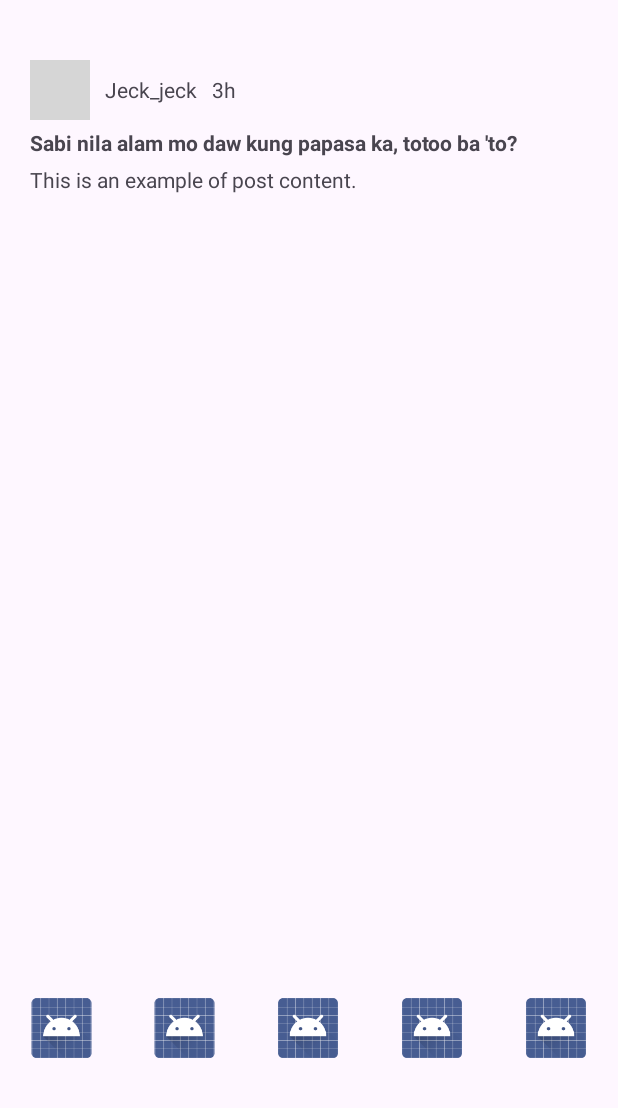
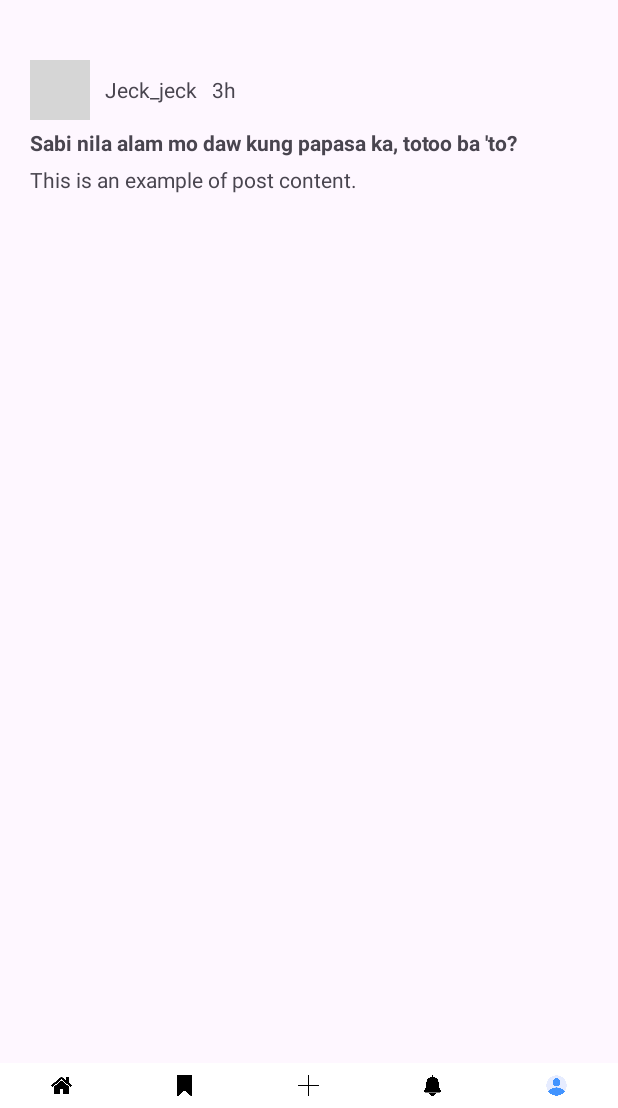
Before and after one commit to el0411/MADFinalProject, an Android app: the layout activity_feed.xml on its own in the app's theme, with its tools: preview values and no code run, on a phone screen of 412 x 824 dp, the part 128-1236 px from its top. Run offline under Robolectric (Android 15) with nearby library versions, the phone set to English and light mode, and no system bars; grey boxes are pictures that could not be loaded.

Commit message:
create post
feed crashes the app for some reason

```diff
--- a/app/src/main/AndroidManifest.xml
+++ b/app/src/main/AndroidManifest.xml
@@ -40,6 +40,7 @@
                 <category android:name="android.intent.category.LAUNCHER" />
             </intent-filter>
         </activity>
+        <activity android:name=".FeedActivity" android:exported="true" />
         <activity android:name=".WelcomeActivity" />
         <activity android:name=".Welcome2Activity" />
         <activity android:name=".WordOfTheDayActivity" />
--- a/app/src/main/java/com/example/brainhub/WordOfTheDayActivity.java
+++ b/app/src/main/java/com/example/brainhub/WordOfTheDayActivity.java
@@ -60,7 +60,7 @@ public class WordOfTheDayActivity extends AppCompatActivity {
         });
 
         btnHomePage.setOnClickListener(v->{
-            Intent intent = new Intent(WordOfTheDayActivity.this, HomeActivity.class);
+            Intent intent = new Intent(WordOfTheDayActivity.this, FeedActivity.class);
             startActivity(intent);
         });
     }
--- a/app/src/main/res/layout/activity_feed.xml
+++ b/app/src/main/res/layout/activity_feed.xml
@@ -29,6 +29,7 @@
             android:textStyle="bold" />
 
         <!-- Scrollable Content Section -->
+
         <ScrollView
             android:layout_width="match_parent"
             android:layout_height="0dp"
@@ -96,49 +97,87 @@
                             android:text="This is an example of post content." />
                     </LinearLayout>
                 </LinearLayout>
+
             </LinearLayout>
         </ScrollView>
 
-        <!-- Footer Navigation -->
         <LinearLayout
+            android:id="@+id/bottom_nav"
             android:layout_width="match_parent"
-            android:layout_height="73dp"
-            android:orientation="horizontal">
+            android:layout_height="wrap_content"
+            android:layout_alignParentBottom="true"
+            android:background="#FFFFFF"
+            android:gravity="center"
+            android:orientation="horizontal"
+            android:weightSum="5">
 
             <ImageView
-                android:id="@+id/ivHomeBtn"
-                android:layout_width="40dp"
-                android:layout_height="40dp"
+                android:id="@+id/navHome"
+                android:layout_width="0dp"
+                android:layout_height="wrap_content"
                 android:layout_weight="1"
-                app:srcCompat="@android:drawable/sym_def_app_icon" />
+                android:adjustViewBounds="true"
+                android:contentDescription="Home"
+                android:maxWidth="30dp"
+                android:maxHeight="30dp"
+                android:padding="8dp"
+                android:scaleType="centerInside"
+                android:src="@drawable/icon_home" />
 
             <ImageView
-                android:id="@+id/ivSavedBtn"
-                android:layout_width="40dp"
-                android:layout_height="40dp"
+                android:id="@+id/navSave"
+                android:layout_width="0dp"
+                android:layout_height="wrap_content"
                 android:layout_weight="1"
-                app:srcCompat="@android:drawable/sym_def_app_icon" />
+                android:adjustViewBounds="true"
+                android:contentDescription="Saved"
+                android:maxWidth="30dp"
+                android:maxHeight="30dp"
+                android:padding="8dp"
+                android:scaleType="centerInside"
+                android:src="@drawable/icon_saved" />
 
             <ImageView
-                android:id="@+id/ivCreateBtn"
-                android:layout_width="40dp"
-                android:layout_height="40dp"
+                android:id="@+id/navPost"
+                android:layout_width="0dp"
+                android:layout_height="wrap_content"
                 android:layout_weight="1"
-                app:srcCompat="@android:drawable/sym_def_app_icon" />
+                android:adjustViewBounds="true"
+                android:contentDescription="Create"
+                android:maxWidth="30dp"
+                android:maxHeight="30dp"
+                android:padding="8dp"
+                android:scaleType="centerInside"
+                android:src="@drawable/icon_create" />
 
             <ImageView
-                android:id="@+id/ivNotifications"
-                android:layout_width="40dp"
-                android:layout_height="40dp"
+                android:id="@+id/navNotif"
+                android:layout_width="0dp"
+                android:layout_height="wrap_content"
                 android:layout_weight="1"
-                app:srcCompat="@android:drawable/sym_def_app_icon" />
+                android:adjustViewBounds="true"
+                android:contentDescription="Notifications"
+                android:maxWidth="30dp"
+                android:maxHeight="30dp"
+                android:padding="8dp"
+                android:scaleType="centerInside"
+                android:src="@drawable/icon_notifications" />
 
             <ImageView
-                android:id="@+id/ivProfileBtn"
-                android:layout_width="40dp"
-                android:layout_height="40dp"
+                android:id="@+id/navProf"
+                android:layout_width="0dp"
+                android:layout_height="wrap_content"
                 android:layout_weight="1"
-                app:srcCompat="@android:drawable/sym_def_app_icon" />
+                android:adjustViewBounds="true"
+                android:contentDescription="Profile"
+                android:maxWidth="30dp"
+                android:maxHeight="30dp"
+                android:padding="8dp"
+                android:scaleType="centerInside"
+                android:src="@drawable/icon_profile" />
         </LinearLayout>
+
+        <!-- Footer Navigation -->
     </LinearLayout>
+
 </androidx.constraintlayout.widget.ConstraintLayout>
--- a/app/src/main/res/layout/activity_profile.xml
+++ b/app/src/main/res/layout/activity_profile.xml
@@ -170,6 +170,7 @@
         android:weightSum="5">
 
         <ImageView
+            android:id="@+id/navHome"
             android:layout_width="0dp"
             android:layout_height="wrap_content"
             android:layout_weight="1"
@@ -182,6 +183,7 @@
             android:src="@drawable/icon_home" />
 
         <ImageView
+            android:id="@+id/navSave"
             android:layout_width="0dp"
             android:layout_height="wrap_content"
             android:layout_weight="1"
@@ -194,6 +196,7 @@
             android:src="@drawable/icon_saved" />
 
         <ImageView
+            android:id="@+id/navPost"
             android:layout_width="0dp"
             android:layout_height="wrap_content"
             android:layout_weight="1"
@@ -206,6 +209,7 @@
             android:src="@drawable/icon_create" />
 
         <ImageView
+            android:id="@+id/navNotif"
             android:layout_width="0dp"
             android:layout_height="wrap_content"
             android:layout_weight="1"
@@ -218,6 +222,7 @@
             android:src="@drawable/icon_notifications" />
 
         <ImageView
+            android:id="@+id/navProf"
             android:layout_width="0dp"
             android:layout_height="wrap_content"
             android:layout_weight="1"
```
Also changed, not shown: app/src/main/java/com/example/brainhub/CreatePost.java (+29 -11 lines), app/src/main/java/com/example/brainhub/FeedActivity.java (+136 -111 lines), app/src/main/java/com/example/brainhub/Profile.java (+118 -11 lines), app/src/main/res/layout/activity_create_post.xml (+60 -25 lines).
